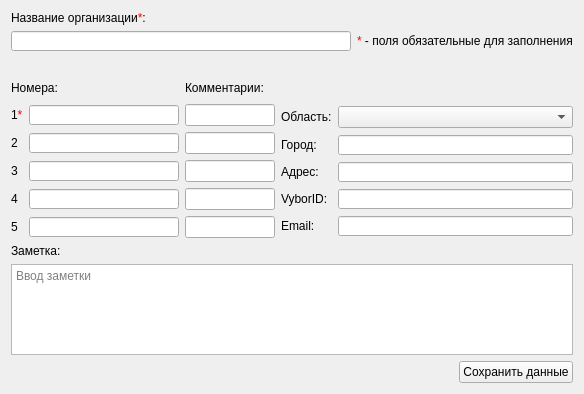
Qt form src/AddOrgContactDialog.ui (okostynchuk/Outcall) before a commit.
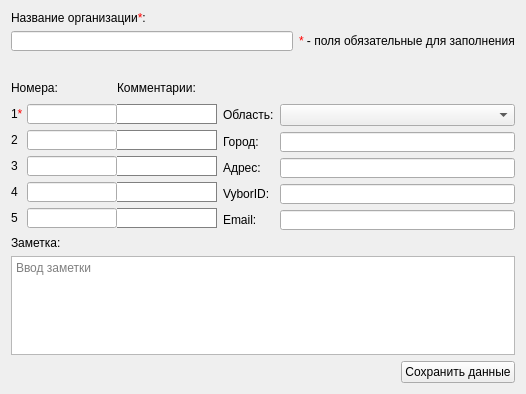
The same form after that commit. Icons and pictures are not drawn.

Commit message: GUI fixes + windowses with phone comments fixed

Diff of the .ui file:
```diff
--- a/src/AddOrgContactDialog.ui
+++ b/src/AddOrgContactDialog.ui
@@ -6,7 +6,7 @@
    <rect>
     <x>0</x>
     <y>0</y>
-    <width>582</width>
+    <width>524</width>
     <height>394</height>
    </rect>
   </property>
@@ -84,7 +84,10 @@
    <item row="1" column="0">
     <layout class="QGridLayout" name="gridLayout_6">
      <item row="0" column="0">
-      <layout class="QGridLayout" name="gridLayout5">
+      <layout class="QGridLayout" name="gridLayout5" columnminimumwidth="16,0,0,0">
+       <property name="horizontalSpacing">
+        <number>0</number>
+       </property>
        <item row="0" column="0" colspan="2">
         <widget class="QLabel" name="label_5">
          <property name="minimumSize">
@@ -113,6 +116,12 @@
        </item>
        <item row="1" column="0">
         <widget class="QLabel" name="label_6">
+         <property name="minimumSize">
+          <size>
+           <width>0</width>
+           <height>20</height>
+          </size>
+         </property>
          <property name="text">
           <string>1&lt;span style = &quot;color: red;&quot;&gt;*&lt;/span&gt;</string>
          </property>
@@ -128,13 +137,13 @@
          </property>
          <property name="minimumSize">
           <size>
-           <width>150</width>
+           <width>90</width>
            <height>20</height>
           </size>
          </property>
          <property name="maximumSize">
           <size>
-           <width>150</width>
+           <width>90</width>
            <height>20</height>
           </size>
          </property>
@@ -147,14 +156,26 @@
         <widget class="QLineEdit" name="firstNumberComment">
          <property name="minimumSize">
           <size>
-           <width>90</width>
-           <height>0</height>
+           <width>100</width>
+           <height>20</height>
           </size>
          </property>
+         <property name="styleSheet">
+          <string notr="true">* {
+border: 1px solid gray;
+border-left: none;
+}</string>
+         </property>
         </widget>
        </item>
        <item row="2" column="0">
         <widget class="QLabel" name="label_7">
+         <property name="minimumSize">
+          <size>
+           <width>0</width>
+           <height>20</height>
+          </size>
+         </property>
          <property name="text">
           <string>2</string>
          </property>
@@ -170,13 +191,13 @@
          </property>
          <property name="minimumSize">
           <size>
-           <width>150</width>
+           <width>90</width>
            <height>20</height>
           </size>
          </property>
          <property name="maximumSize">
           <size>
-           <width>150</width>
+           <width>90</width>
            <height>20</height>
           </size>
          </property>
@@ -189,14 +210,26 @@
         <widget class="QLineEdit" name="secondNumberComment">
          <property name="minimumSize">
           <size>
-           <width>90</width>
-           <height>0</height>
+           <width>100</width>
+           <height>20</height>
           </size>
          </property>
+         <property name="styleSheet">
+          <string notr="true">* {
+border: 1px solid gray;
+border-left: none;
+}</string>
+         </property>
         </widget>
        </item>
        <item row="3" column="0">
         <widget class="QLabel" name="label_8">
+         <property name="minimumSize">
+          <size>
+           <width>0</width>
+           <height>20</height>
+          </size>
+         </property>
          <property name="text">
           <string>3</string>
          </property>
@@ -212,13 +245,13 @@
          </property>
          <property name="minimumSize">
           <size>
-           <width>150</width>
+           <width>90</width>
            <height>20</height>
           </size>
          </property>
          <property name="maximumSize">
           <size>
-           <width>150</width>
+           <width>90</width>
            <height>20</height>
           </size>
          </property>
@@ -227,100 +260,89 @@
          </property>
         </widget>
        </item>
+       <item row="5" column="0">
+        <widget class="QLabel" name="label_19">
+         <property name="minimumSize">
+          <size>
+           <width>0</width>
+           <height>20</height>
+          </size>
+         </property>
+         <property name="text">
+          <string>5</string>
+         </property>
+        </widget>
+       </item>
+       <item row="4" column="2">
+        <widget class="QLineEdit" name="fourthNumberComment">
+         <property name="minimumSize">
+          <size>
+           <width>100</width>
+           <height>20</height>
+          </size>
+         </property>
+         <property name="styleSheet">
+          <string notr="true">* {
+border: 1px solid gray;
+border-left: none;
+}</string>
+         </property>
+        </widget>
+       </item>
        <item row="3" column="2">
         <widget class="QLineEdit" name="thirdNumberComment">
          <property name="minimumSize">
           <size>
+           <width>100</width>
+           <height>20</height>
+          </size>
+         </property>
+         <property name="styleSheet">
+          <string notr="true">* {
+border: 1px solid gray;
+border-left: none;
+}</string>
+         </property>
+        </widget>
+       </item>
+       <item row="4" column="1">
+        <widget class="QLineEdit" name="fourthNumber">
+         <property name="sizePolicy">
+          <sizepolicy hsizetype="Preferred" vsizetype="Fixed">
+           <horstretch>0</horstretch>
+           <verstretch>0</verstretch>
+          </sizepolicy>
+         </property>
+         <property name="minimumSize">
+          <size>
            <width>90</width>
-           <height>0</height>
+           <height>20</height>
           </size>
          </property>
+         <property name="maximumSize">
+          <size>
+           <width>90</width>
+           <height>20</height>
+          </size>
+         </property>
+         <property name="focusPolicy">
+          <enum>Qt::StrongFocus</enum>
+         </property>
         </widget>
        </item>
        <item row="4" column="0">
         <widget class="QLabel" name="label_18">
+         <property name="minimumSize">
+          <size>
+           <width>0</width>
+           <height>20</height>
+          </size>
+         </property>
          <property name="text">
           <string>4</string>
          </property>
         </widget>
        </item>
-       <item row="4" column="1">
-        <widget class="QLineEdit" name="fourthNumber">
-         <property name="sizePolicy">
-          <sizepolicy hsizetype="Preferred" vsizetype="Fixed">
-           <horstretch>0</horstretch>
-           <verstretch>0</verstretch>
-          </sizepolicy>
-         </property>
-         <property name="minimumSize">
-          <size>
-           <width>150</width>
-           <height>20</height>
-          </size>
-         </property>
-         <property name="maximumSize">
-          <size>
-           <width>150</width>
-           <height>20</height>
-          </size>
-         </property>
-         <property name="focusPolicy">
-          <enum>Qt::StrongFocus</enum>
-         </property>
-        </widget>
-       </item>
-       <item row="4" column="2">
-        <widget class="QLineEdit" name="fourthNumberComment">
-         <property name="minimumSize">
-          <size>
-           <width>90</width>
-           <height>0</height>
-          </size>
-         </property>
-        </widget>
-       </item>
-       <item row="5" column="0">
-        <widget class="QLabel" name="label_19">
-         <property name="text">
-          <string>5</string>
-         </property>
-        </widget>
-       </item>
-       <item row="5" column="1">
-        <widget class="QLineEdit" name="fifthNumber">
-         <property name="sizePolicy">
-          <sizepolicy hsizetype="Preferred" vsizetype="Fixed">
-           <horstretch>0</horstretch>
-           <verstretch>0</verstretch>
-          </sizepolicy>
-         </property>
-         <property name="minimumSize">
-          <size>
-           <width>150</width>
-           <height>20</height>
-          </size>
-         </property>
-         <property name="maximumSize">
-          <size>
-           <width>150</width>
-           <height>20</height>
-          </size>
-         </property>
-         <property name="focusPolicy">
-          <enum>Qt::StrongFocus</enum>
-         </property>
-        </widget>
-       </item>
-       <item row="5" column="2">
-        <widget class="QLineEdit" name="fifthNumberComment">
-         <property name="minimumSize">
-          <size>
-           <width>90</width>
-           <height>0</height>
-          </size>
-         </property>
-        </widget>
-       </item>
        <item row="6" column="0" colspan="2">
         <spacer name="verticalSpacer">
          <property name="orientation">
@@ -334,12 +356,72 @@
          </property>
         </spacer>
        </item>
+       <item row="5" column="1">
+        <widget class="QLineEdit" name="fifthNumber">
+         <property name="sizePolicy">
+          <sizepolicy hsizetype="Preferred" vsizetype="Fixed">
+           <horstretch>0</horstretch>
+           <verstretch>0</verstretch>
+          </sizepolicy>
+         </property>
+         <property name="minimumSize">
+          <size>
+           <width>90</width>
+           <height>20</height>
+          </size>
+         </property>
+         <property name="maximumSize">
+          <size>
+           <width>90</width>
+           <height>20</height>
+          </size>
+         </property>
+         <property name="focusPolicy">
+          <enum>Qt::StrongFocus</enum>
+         </property>
+        </widget>
+       </item>
+       <item row="5" column="2">
+        <widget class="QLineEdit" name="fifthNumberComment">
+         <property name="minimumSize">
+          <size>
+           <width>100</width>
+           <height>20</height>
+          </size>
+         </property>
+         <property name="styleSheet">
+          <string notr="true">* {
+border: 1px solid gray;
+border-left: none;
+}</string>
+         </property>
+        </widget>
+       </item>
+       <item row="0" column="3" rowspan="6">
+        <spacer name="horizontalSpacer_2">
+         <property name="orientation">
+          <enum>Qt::Horizontal</enum>
+         </property>
+         <property name="sizeHint" stdset="0">
+          <size>
+           <width>40</width>
+           <height>20</height>
+          </size>
+         </property>
+        </spacer>
+       </item>
       </layout>
      </item>
      <item row="0" column="1">
       <layout class="QGridLayout" name="gridLayout">
        <item row="1" column="0">
         <widget class="QLabel" name="label">
+         <property name="minimumSize">
+          <size>
+           <width>0</width>
+           <height>20</height>
+          </size>
+         </property>
          <property name="text">
           <string>Область:</string>
          </property>
@@ -357,6 +439,12 @@
        </item>
        <item row="2" column="0">
         <widget class="QLabel" name="label_9">
+         <property name="minimumSize">
+          <size>
+           <width>0</width>
+           <height>20</height>
+          </size>
+         </property>
          <property name="text">
           <string>Город:</string>
          </property>
@@ -383,6 +471,12 @@
        </item>
        <item row="3" column="0">
         <widget class="QLabel" name="label_10">
+         <property name="minimumSize">
+          <size>
+           <width>0</width>
+           <height>20</height>
+          </size>
+         </property>
          <property name="text">
           <string>Адрес:</string>
          </property>
@@ -409,6 +503,12 @@
        </item>
        <item row="4" column="0">
         <widget class="QLabel" name="label_11">
+         <property name="minimumSize">
+          <size>
+           <width>0</width>
+           <height>20</height>
+          </size>
+         </property>
          <property name="text">
           <string>VyborID:</string>
          </property>
@@ -435,6 +535,12 @@
        </item>
        <item row="5" column="0">
         <widget class="QLabel" name="label_12">
+         <property name="minimumSize">
+          <size>
+           <width>0</width>
+           <height>20</height>
+          </size>
+         </property>
          <property name="text">
           <string>Email:</string>
          </property>
```
The commit also changes 16 other files.
